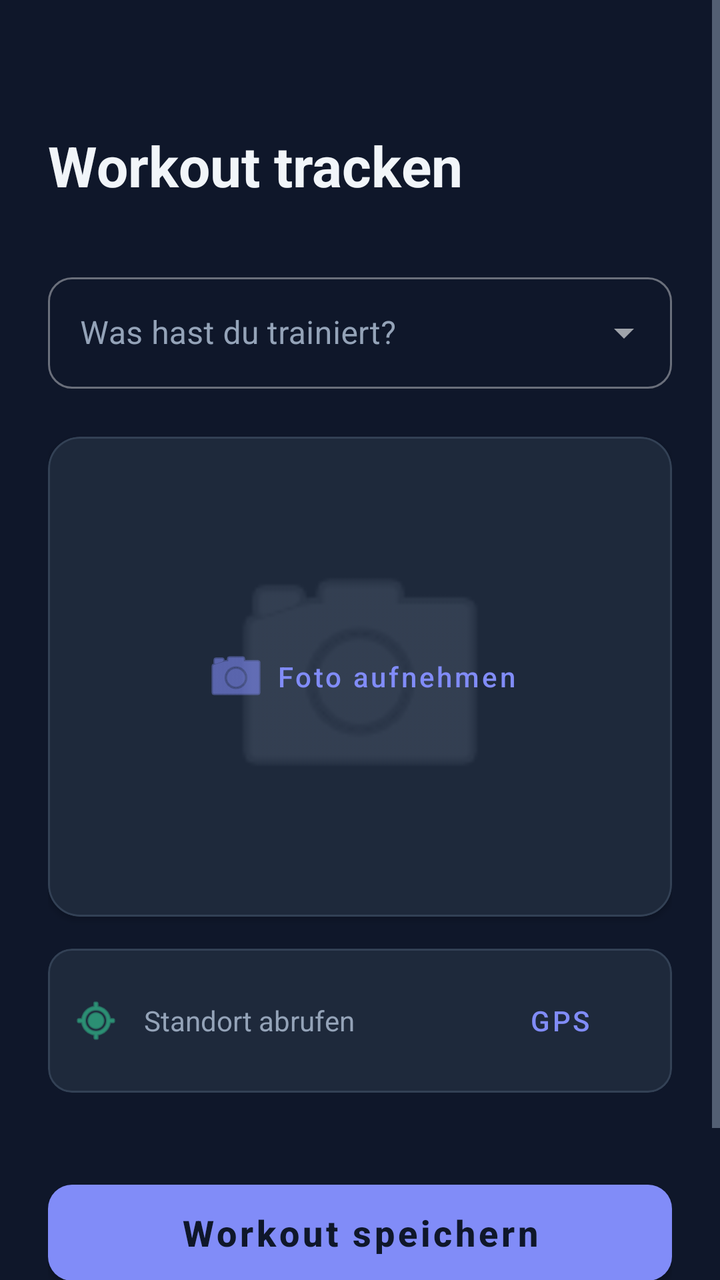
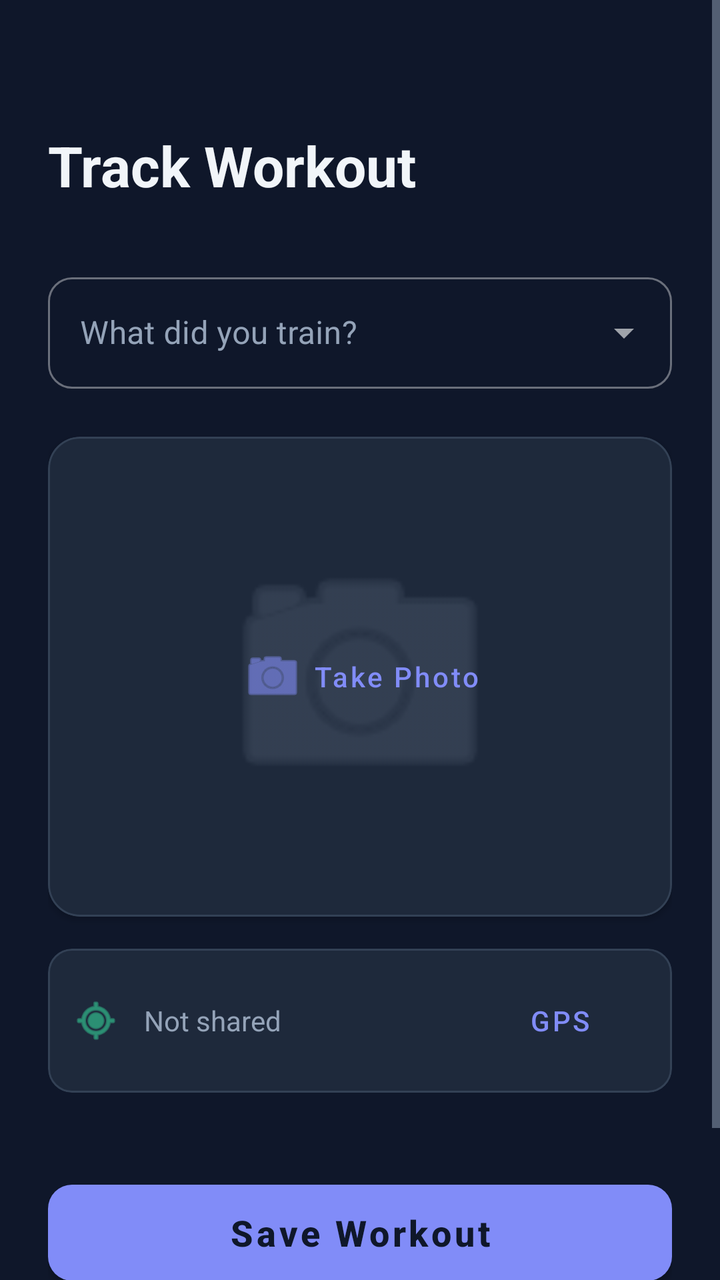

Compare the two renders of this Android layout. The source of the first and the diff that turns it into the second are given below.
<!-- AndroidManifest.xml: application theme Theme.MobileSE -->
<!-- res/layout/activity_add_activity.xml -->
<?xml version="1.0" encoding="utf-8"?>
<ScrollView xmlns:android="http://schemas.android.com/apk/res/android"
    xmlns:app="http://schemas.android.com/apk/res-auto"
    android:layout_width="match_parent"
    android:layout_height="match_parent"
    android:fillViewport="true"
    android:background="@color/background">

    <androidx.constraintlayout.widget.ConstraintLayout
        android:layout_width="match_parent"
        android:layout_height="wrap_content"
        android:paddingTop="64dp"
        android:paddingStart="24dp"
        android:paddingEnd="24dp"
        android:paddingBottom="24dp">

        <TextView
            android:id="@+id/tvAddTitle"
            android:layout_width="wrap_content"
            android:layout_height="wrap_content"
            android:text="Workout tracken"
            android:textSize="28sp"
            android:textStyle="bold"
            android:textColor="@color/text_main"
            app:layout_constraintTop_toTopOf="parent"
            app:layout_constraintStart_toStartOf="parent" />

        <com.google.android.material.textfield.TextInputLayout
            style="@style/Widget.MaterialComponents.TextInputLayout.OutlinedBox.ExposedDropdownMenu"
            android:id="@+id/tilSport"
            android:layout_width="match_parent"
            android:layout_height="wrap_content"
            android:hint="Was hast du trainiert?"
            android:layout_marginTop="32dp"
            android:textColorHint="@color/text_secondary"
            app:hintTextColor="@color/primary"
            app:layout_constraintTop_toBottomOf="@id/tvAddTitle"
            app:boxCornerRadiusTopStart="12dp"
            app:boxCornerRadiusTopEnd="12dp"
            app:boxCornerRadiusBottomStart="12dp"
            app:boxCornerRadiusBottomEnd="12dp">

            <AutoCompleteTextView
                android:id="@+id/actvSport"
                android:layout_width="match_parent"
                android:layout_height="wrap_content"
                android:textColor="@color/text_main"
                android:inputType="none" />
        </com.google.android.material.textfield.TextInputLayout>

        
        <com.google.android.material.card.MaterialCardView
            android:id="@+id/cvPhoto"
            android:layout_width="match_parent"
            android:layout_height="240dp"
            android:layout_marginTop="24dp"
            app:cardCornerRadius="16dp"
            app:cardElevation="2dp"
            app:strokeWidth="1dp"
            app:strokeColor="@color/divider"
            app:layout_constraintTop_toBottomOf="@id/tilSport">

            <androidx.constraintlayout.widget.ConstraintLayout
                android:layout_width="match_parent"
                android:layout_height="match_parent">

                <ImageView
                    android:id="@+id/ivWorkoutPhoto"
                    android:layout_width="match_parent"
                    android:layout_height="match_parent"
                    android:scaleType="centerCrop"
                    android:src="@android:drawable/ic_menu_camera"
                    android:padding="80dp"
                    android:alpha="0.3"
                    app:tint="@color/text_secondary" />

                <Button
                    android:id="@+id/btnTakePhoto"
                    android:layout_width="wrap_content"
                    android:layout_height="wrap_content"
                    android:text="Foto aufnehmen"
                    android:textAllCaps="false"
                    style="@style/Widget.MaterialComponents.Button.TextButton"
                    android:textColor="@color/primary"
                    app:icon="@android:drawable/ic_menu_camera"
                    app:iconTint="@color/primary"
                    app:layout_constraintTop_toTopOf="parent"
                    app:layout_constraintBottom_toBottomOf="parent"
                    app:layout_constraintStart_toStartOf="parent"
                    app:layout_constraintEnd_toEndOf="parent" />
            </androidx.constraintlayout.widget.ConstraintLayout>
        </com.google.android.material.card.MaterialCardView>

        
        <com.google.android.material.card.MaterialCardView
            android:id="@+id/cvLocation"
            android:layout_width="match_parent"
            android:layout_height="wrap_content"
            android:layout_marginTop="16dp"
            app:cardCornerRadius="12dp"
            app:cardElevation="0dp"
            app:strokeWidth="1dp"
            app:strokeColor="@color/divider"
            app:layout_constraintTop_toBottomOf="@id/cvPhoto">

            <LinearLayout
                android:layout_width="match_parent"
                android:layout_height="wrap_content"
                android:orientation="horizontal"
                android:gravity="center_vertical"
                android:padding="12dp">

                <ImageView
                    android:layout_width="24dp"
                    android:layout_height="24dp"
                    android:src="@android:drawable/ic_menu_mylocation"
                    app:tint="@color/accent" />

                <TextView
                    android:id="@+id/tvLocationStatus"
                    android:layout_width="0dp"
                    android:layout_height="wrap_content"
                    android:layout_weight="1"
                    android:layout_marginStart="12dp"
                    android:text="Standort abrufen"
                    android:textSize="14sp"
                    android:textColor="@color/text_secondary" />

                <Button
                    android:id="@+id/btnGetLocation"
                    style="@style/Widget.MaterialComponents.Button.TextButton"
                    android:layout_width="wrap_content"
                    android:layout_height="wrap_content"
                    android:text="GPS"
                    android:textAllCaps="false"
                    android:textColor="@color/primary"/>
            </LinearLayout>
        </com.google.android.material.card.MaterialCardView>

        <Button
            android:id="@+id/btnSaveActivity"
            android:layout_width="match_parent"
            android:layout_height="60dp"
            android:layout_marginTop="40dp"
            android:text="Workout speichern"
            android:textAllCaps="false"
            android:textSize="18sp"
            android:textStyle="bold"
            android:textColor="@color/background"
            app:cornerRadius="12dp"
            app:layout_constraintTop_toBottomOf="@id/cvLocation" />

        <Button
            android:id="@+id/btnCancelAdd"
            style="@style/Widget.MaterialComponents.Button.TextButton"
            android:layout_width="wrap_content"
            android:layout_height="wrap_content"
            android:text="Abbrechen"
            android:textAllCaps="false"
            android:textColor="@color/error"
            android:layout_marginTop="8dp"
            app:layout_constraintTop_toBottomOf="@id/btnSaveActivity"
            app:layout_constraintStart_toStartOf="parent"
            app:layout_constraintEnd_toEndOf="parent" />

    </androidx.constraintlayout.widget.ConstraintLayout>
</ScrollView>
<!-- resources referenced by this layout -->
<resources>
  <color name="accent">#34D399</color>
  <color name="background">#0F172A</color>
  <color name="divider">#334155</color>
  <color name="error">#FB7185</color>
  <color name="primary">#818CF8</color>
  <color name="text_main">#F1F5F9</color>
  <color name="text_secondary">#94A3B8</color>
  <style name="Theme.MobileSE" parent="Base.Theme.MobileSE" />
  <style name="Base.Theme.MobileSE" parent="Theme.MaterialComponents.NoActionBar">
          
          <item name="colorPrimary">@color/primary</item>
          <item name="colorPrimaryVariant">@color/primary_dark</item>
          <item name="colorOnPrimary">@color/background</item>
          
          <item name="colorSecondary">@color/accent</item>
          <item name="colorSecondaryVariant">@color/accent</item>
          <item name="colorOnSecondary">@color/background</item>
          
          <item name="android:statusBarColor">@color/background</item>
          <item name="android:windowLightStatusBar">false</item>
          
          <item name="android:windowBackground">@color/background</item>
  
          
          <item name="android:textColorPrimary">@color/text_main</item>
          <item name="android:textColorSecondary">@color/text_secondary</item>
  
          
          <item name="materialCardViewStyle">@style/Widget.App.CardView</item>
      </style>
  <color name="primary_dark">#6366F1</color>
  <style name="Widget.App.CardView" parent="Widget.MaterialComponents.CardView">
          <item name="cardBackgroundColor">@color/surface</item>
          <item name="cardElevation">2dp</item>
          <item name="shapeAppearanceOverlay">@style/ShapeAppearance.App.MediumComponent</item>
      </style>
  <color name="surface">#1E293B</color>
  <style name="ShapeAppearance.App.MediumComponent" parent="ShapeAppearance.MaterialComponents.MediumComponent">
          <item name="cornerFamily">rounded</item>
          <item name="cornerSize">16dp</item>
      </style>
</resources>

<!-- the commit's change to res/layout/activity_add_activity.xml (unified diff, before → after) -->
@@ -18,7 +18,7 @@
             android:id="@+id/tvAddTitle"
             android:layout_width="wrap_content"
             android:layout_height="wrap_content"
-            android:text="Workout tracken"
+            android:text="@string/track_workout"
             android:textSize="28sp"
             android:textStyle="bold"
             android:textColor="@color/text_main"
@@ -30,7 +30,7 @@
             android:id="@+id/tilSport"
             android:layout_width="match_parent"
             android:layout_height="wrap_content"
-            android:hint="Was hast du trainiert?"
+            android:hint="@string/train_question"
             android:layout_marginTop="32dp"
             android:textColorHint="@color/text_secondary"
             app:hintTextColor="@color/primary"
@@ -72,13 +72,14 @@
                     android:src="@android:drawable/ic_menu_camera"
                     android:padding="80dp"
                     android:alpha="0.3"
-                    app:tint="@color/text_secondary" />
+                    app:tint="@color/text_secondary"
+                    android:contentDescription="@string/take_photo" />
 
                 <Button
                     android:id="@+id/btnTakePhoto"
                     android:layout_width="wrap_content"
                     android:layout_height="wrap_content"
-                    android:text="Foto aufnehmen"
+                    android:text="@string/take_photo"
                     android:textAllCaps="false"
                     style="@style/Widget.MaterialComponents.Button.TextButton"
                     android:textColor="@color/primary"
@@ -114,7 +115,8 @@
                     android:layout_width="24dp"
                     android:layout_height="24dp"
                     android:src="@android:drawable/ic_menu_mylocation"
-                    app:tint="@color/accent" />
+                    app:tint="@color/accent"
+                    android:contentDescription="@string/gps_btn" />
 
                 <TextView
                     android:id="@+id/tvLocationStatus"
@@ -122,7 +124,7 @@
                     android:layout_height="wrap_content"
                     android:layout_weight="1"
                     android:layout_marginStart="12dp"
-                    android:text="Standort abrufen"
+                    android:text="@string/location_not_shared"
                     android:textSize="14sp"
                     android:textColor="@color/text_secondary" />
 
@@ -131,7 +133,7 @@
                     style="@style/Widget.MaterialComponents.Button.TextButton"
                     android:layout_width="wrap_content"
                     android:layout_height="wrap_content"
-                    android:text="GPS"
+                    android:text="@string/gps_btn"
                     android:textAllCaps="false"
                     android:textColor="@color/primary"/>
             </LinearLayout>
@@ -142,7 +144,7 @@
             android:layout_width="match_parent"
             android:layout_height="60dp"
             android:layout_marginTop="40dp"
-            android:text="Workout speichern"
+            android:text="@string/save_workout"
             android:textAllCaps="false"
             android:textSize="18sp"
             android:textStyle="bold"
@@ -155,7 +157,7 @@
             style="@style/Widget.MaterialComponents.Button.TextButton"
             android:layout_width="wrap_content"
             android:layout_height="wrap_content"
-            android:text="Abbrechen"
+            android:text="@string/cancel_btn"
             android:textAllCaps="false"
             android:textColor="@color/error"
             android:layout_marginTop="8dp"
<!-- resource entries referenced after the edit -->
@@ -7,6 +7,13 @@
   <color name="primary">#818CF8</color>
   <color name="text_main">#F1F5F9</color>
   <color name="text_secondary">#94A3B8</color>
+  <string name="cancel_btn">Cancel</string>
+  <string name="gps_btn">GPS</string>
+  <string name="location_not_shared">Not shared</string>
+  <string name="save_workout">Save Workout</string>
+  <string name="take_photo">Take Photo</string>
+  <string name="track_workout">Track Workout</string>
+  <string name="train_question">What did you train?</string>
   <style name="Theme.MobileSE" parent="Base.Theme.MobileSE" />
   <style name="Base.Theme.MobileSE" parent="Theme.MaterialComponents.NoActionBar">
           
